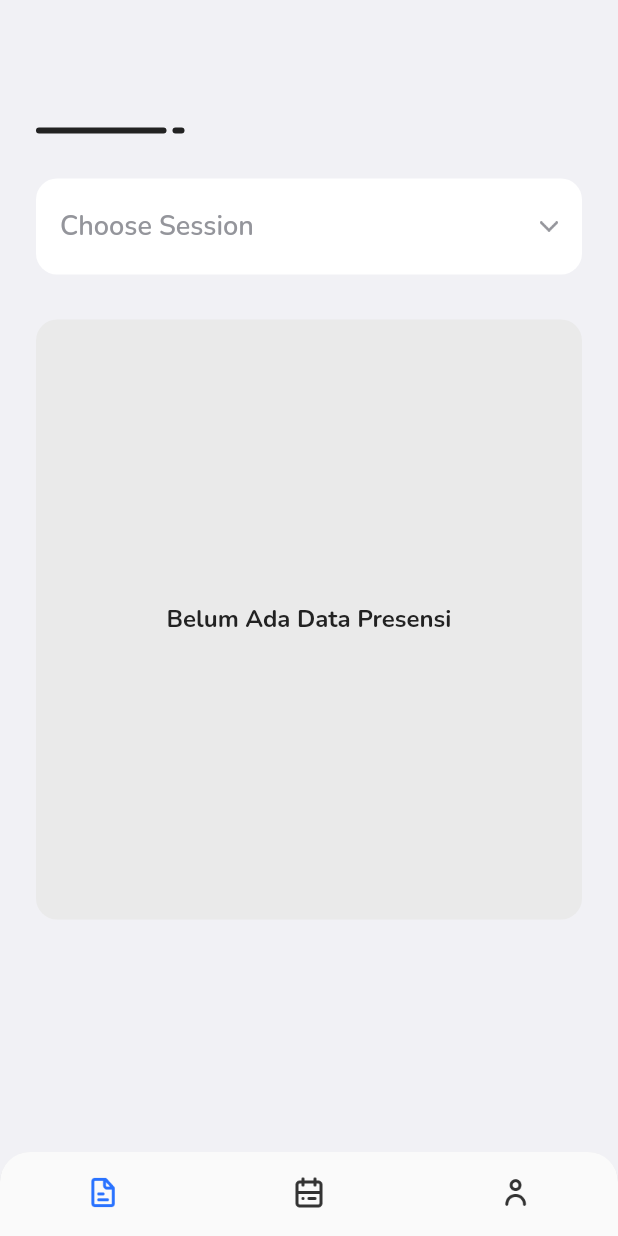
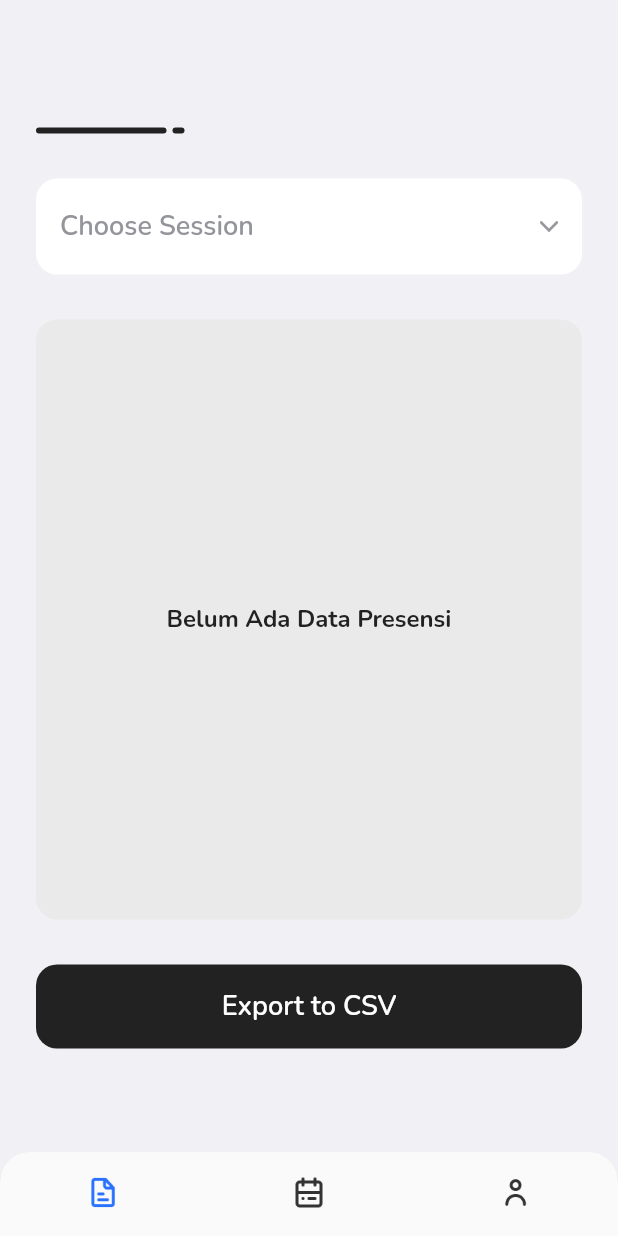
Before and after one commit to HilmiRF/aplikasi_presensi, a Flutter app: the RekapPresensiPage screen opened directly with empty values, on a phone screen of 412 x 824 dp. Run offline on Flutter 3.47's test engine with Material 2 defaults, Android fonts, the phone set to English and light mode, and no system bars; our stand-ins replace cloud_firestore, csv, firebase_auth, firebase_core, firebase_storage, fluttertoast and 2 more; missing offline and left inert: nfc_manager; accounts and stored records are empty; network calls fail.

Commit message:
Added Export to csv feature

```diff
--- a/lib/pages/rekap_presensi_page.dart
+++ b/lib/pages/rekap_presensi_page.dart
@@ -1,12 +1,20 @@
 // ignore_for_file: prefer_const_constructors, prefer_const_literals_to_create_immutables, avoid_print
 
+// import 'dart:html';
+import 'dart:io';
+
 import 'package:aplikasi_presensi/model/Absen.dart';
+import 'package:aplikasi_presensi/pages/class_page.dart';
+import 'package:aplikasi_presensi/pages/lecturer_page.dart';
 import 'package:aplikasi_presensi/pages/sheets_page.dart';
 import 'package:aplikasi_presensi/widgets/bottom_nav.dart';
 import 'package:cloud_firestore/cloud_firestore.dart';
-import 'package:firebase_database/firebase_database.dart';
+import 'package:fluttertoast/fluttertoast.dart';
+import 'package:path_provider/path_provider.dart';
 import 'package:flutter/material.dart';
 import 'package:aplikasi_presensi/pages/detail_kelas_page.dart';
+import 'package:csv/csv.dart';
+import 'package:permission_handler/permission_handler.dart';
 
 import '../themes.dart';
 
@@ -30,17 +38,18 @@ class _RekapPresensiPageState extends State<RekapPresensiPage> {
   String? value;
   String dropdownValue = '';
   String valueSubstring = '1';
+  late List<DocumentSnapshot<Object?>> absens = [];
 
-  getDataFromDatabase() async {
-    var value = FirebaseDatabase.instance.reference();
-    var getValue = await value.child(namaKelasValue).once();
-    return getValue;
-  }
+  // getDataFromDatabase() async {
+  //   var value = FirebaseDatabase.instance.reference();
+  //   var getValue = await value.child(namaKelasValue).once();
+  //   return getValue;
+  // }
 
   @override
   void initState() {
     super.initState();
-    getDataFromDatabase();
+    // getDataFromDatabase();
     readAbsen();
     print(idKelasValue);
   }
@@ -58,6 +67,7 @@ class _RekapPresensiPageState extends State<RekapPresensiPage> {
             title(),
             dropdownSesi(),
             tabelBaru(),
+            exportCSV(),
           ],
         ),
       ),
@@ -186,7 +196,7 @@ class _RekapPresensiPageState extends State<RekapPresensiPage> {
         borderRadius: BorderRadius.circular(14),
         color: kLineDarkColor,
       ),
-      margin: EdgeInsets.only(top: 30, bottom: 30),
+      margin: EdgeInsets.only(top: 30),
       padding: EdgeInsets.all(8),
       child: FutureBuilder(
         future: readAbsen(),
@@ -203,9 +213,10 @@ class _RekapPresensiPageState extends State<RekapPresensiPage> {
               ),
             ));
           } else if (snapshot.hasData) {
-            final absen = snapshot.data!;
+            absens = snapshot.data!;
+            print(absens);
             // var userDocument = snapshot.data;
-            int arrayLength = absen[0].get('presensi').length;
+            int arrayLength = absens[0].get('presensi').length;
             return ListView.builder(
               itemCount: arrayLength,
               // itemCount: snapshot.data!.length,
@@ -240,6 +251,31 @@ class _RekapPresensiPageState extends State<RekapPresensiPage> {
             );
           }
         },
+      ),
+    );
+  }
+
+  Widget exportCSV() {
+    return Container(
+      width: double.infinity,
+      height: 56,
+      margin: EdgeInsets.only(top: 30, bottom: 30),
+      padding: EdgeInsets.only(),
+      decoration: BoxDecoration(
+        borderRadius: BorderRadius.circular(14),
+        color: kBlackColor,
+      ),
+      child: TextButton(
+        onPressed: () {
+          generateCsv();
+        },
+        child: Text(
+          'Export to CSV',
+          style: whiteTextStyle.copyWith(
+            fontWeight: FontWeight.w600,
+            fontSize: 18,
+          ),
+        ),
       ),
     );
   }
@@ -399,6 +435,44 @@ class _RekapPresensiPageState extends State<RekapPresensiPage> {
     print(qn.docs);
     return qn.docs;
   }
+
+  generateCsv() async {
+    namaKelasValue = widget.namaKelas;
+    List<List<dynamic>> datas = [
+      ["No.", "id_mhs", "nim_mahasiswa", "nama_mahasiswa", "Waktu Absen"],
+    ];
+    for (int i = 0; i < absens[0]["presensi"].length; i++) {
+      List<dynamic> data = <dynamic>[];
+      data.add((i + 1).toString());
+      data.add(absens[0]["presensi"][i]["id_mhs"]);
+      data.add(absens[0]['presensi'][i]['nim_mahasiswa']);
+      data.add(absens[0]['presensi'][i]['nama_mahasiswa']);
+      data.add((absens[0]['presensi'][i]['Waktu Absen'] as Timestamp).toDate());
+      datas.add(data);
+    }
+    if (await Permission.storage.request().isGranted) {
+      String dir = (await getExternalStorageDirectory())!.path +
+          "/${namaKelasValue}_$valueSubstring.csv";
+      String file = "$dir";
+
+      File f = new File(file);
+
+      String csv = const ListToCsvConverter().convert(datas);
+      f.writeAsString(csv);
+    } else {
+      Map<Permission, PermissionStatus> statuses = await [
+        Permission.storage,
+      ].request();
+    }
+    Fluttertoast.showToast(
+      msg: "Export ke csv berhasil",
+      toastLength: Toast.LENGTH_SHORT,
+      timeInSecForIosWeb: 1,
+      backgroundColor: Colors.black,
+      textColor: Colors.white,
+      fontSize: 16.0,
+    );
+  }
 }
 
 class Data {
--- a/pubspec.yaml
+++ b/pubspec.yaml
@@ -40,10 +40,13 @@ dependencies:
   firebase_core: ^1.21.0
   # nfc_in_flutter: ^2.0.5
   nfc_manager: ^3.1.0
-  firebase_database: ^9.1.2
   firebase_auth: ^3.6.4
   firebase_storage: ^10.3.6
   provider: ^6.0.3
+  csv: ^5.0.1
+  path_provider: ^2.0.11
+  permission_handler: ^10.0.2
+
 
 
 dev_dependencies:
```
Also changed, not shown: pubspec.lock, 1 other file.
